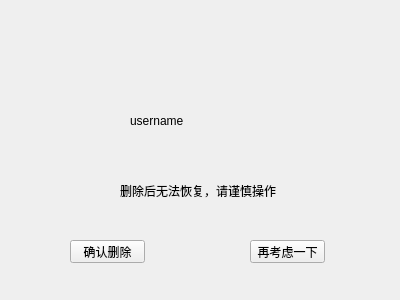
First picture: the form in Pro1 mk34/del_user.ui, repository KamChiHei/330, before the edit.
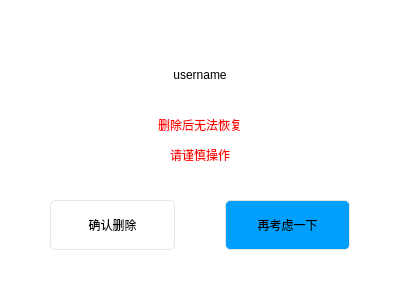
Second picture: the form after the edit. Icons and pictures are not drawn.

```diff
--- a/Pro1 mk34/del_user.ui
+++ b/Pro1 mk34/del_user.ui
@@ -10,18 +10,60 @@
     <height>300</height>
    </rect>
   </property>
+  <property name="sizePolicy">
+   <sizepolicy hsizetype="Preferred" vsizetype="Preferred">
+    <horstretch>0</horstretch>
+    <verstretch>0</verstretch>
+   </sizepolicy>
+  </property>
+  <property name="minimumSize">
+   <size>
+    <width>400</width>
+    <height>300</height>
+   </size>
+  </property>
+  <property name="maximumSize">
+   <size>
+    <width>400</width>
+    <height>300</height>
+   </size>
+  </property>
   <property name="windowTitle">
-   <string>Form</string>
+   <string/>
+  </property>
+  <property name="windowIcon">
+   <iconset resource="icon.qrc">
+    <normaloff>:/new/prefix1/iconANDpic/plane.png</normaloff>:/new/prefix1/iconANDpic/plane.png</iconset>
+  </property>
+  <property name="styleSheet">
+   <string notr="true">background-color: rgb(255, 255, 255);</string>
   </property>
   <widget class="QPushButton" name="delButton">
    <property name="geometry">
     <rect>
-     <x>70</x>
-     <y>240</y>
-     <width>75</width>
-     <height>23</height>
+     <x>50</x>
+     <y>200</y>
+     <width>125</width>
+     <height>50</height>
     </rect>
    </property>
+   <property name="styleSheet">
+    <string notr="true">QPushButton {
+	
+	font: 14pt &quot;黑体&quot;;
+	
+	
+border: 1px solid   rgb(230, 230, 230);
+    border-radius: 5px;
+}
+
+QPushButton:hover {
+    
+	
+	background-color: rgba(0, 170, 255,50);
+	
+}</string>
+   </property>
    <property name="text">
     <string>确认删除</string>
    </property>
@@ -29,12 +71,31 @@
   <widget class="QPushButton" name="nodelButton">
    <property name="geometry">
     <rect>
-     <x>250</x>
-     <y>240</y>
-     <width>75</width>
-     <height>23</height>
+     <x>225</x>
+     <y>200</y>
+     <width>125</width>
+     <height>50</height>
     </rect>
    </property>
+   <property name="styleSheet">
+    <string notr="true">QPushButton {
+	
+	font: 14pt &quot;黑体&quot;;
+	
+	background-color: rgb(0, 159, 252);
+	
+border: 1px solid   rgb(230, 230, 230);
+    border-radius: 5px;
+}
+
+QPushButton:hover {
+    
+	
+	
+	background-color: rgba(0, 159, 252, 200);
+	
+}</string>
+   </property>
    <property name="text">
     <string>再考虑一下</string>
    </property>
@@ -42,28 +103,66 @@
   <widget class="QLabel" name="label">
    <property name="geometry">
     <rect>
-     <x>120</x>
-     <y>170</y>
-     <width>181</width>
-     <height>41</height>
+     <x>50</x>
+     <y>100</y>
+     <width>300</width>
+     <height>81</height>
     </rect>
    </property>
+   <property name="styleSheet">
+    <string notr="true">font: 700 20pt &quot;微软雅黑&quot;;
+color: rgb(255, 0, 0);</string>
+   </property>
+   <property name="lineWidth">
+    <number>2</number>
+   </property>
    <property name="text">
-    <string>删除后无法恢复，请谨慎操作</string>
+    <string>&lt;html&gt;&lt;head/&gt;&lt;body&gt;&lt;p align=&quot;center&quot;&gt;删除后无法恢复&lt;/p&gt;&lt;p align=&quot;center&quot;&gt;请谨慎操作&lt;/p&gt;&lt;/body&gt;&lt;/html&gt;</string>
+   </property>
+   <property name="textFormat">
+    <enum>Qt::TextFormat::AutoText</enum>
+   </property>
+   <property name="alignment">
+    <set>Qt::AlignmentFlag::AlignCenter</set>
    </property>
   </widget>
   <widget class="QLabel" name="user">
    <property name="geometry">
     <rect>
-     <x>130</x>
-     <y>100</y>
-     <width>121</width>
-     <height>41</height>
+     <x>100</x>
+     <y>50</y>
+     <width>200</width>
+     <height>50</height>
     </rect>
    </property>
+   <property name="layoutDirection">
+    <enum>Qt::LayoutDirection::LeftToRight</enum>
+   </property>
+   <property name="styleSheet">
+    <string notr="true">font: 700 20pt &quot;微软雅黑&quot;;</string>
+   </property>
    <property name="text">
     <string>username</string>
    </property>
+   <property name="alignment">
+    <set>Qt::AlignmentFlag::AlignCenter</set>
+   </property>
+  </widget>
+  <widget class="QLabel" name="label_2">
+   <property name="geometry">
+    <rect>
+     <x>60</x>
+     <y>100</y>
+     <width>40</width>
+     <height>40</height>
+    </rect>
+   </property>
+   <property name="text">
+    <string/>
+   </property>
+   <property name="pixmap">
+    <pixmap resource="icon.qrc">:/new/prefix1/iconANDpic/warning.png</pixmap>
+   </property>
   </widget>
  </widget>
  <resources/>
```
Left out of the diff: 4 changed lines with no effect on the pictures.
